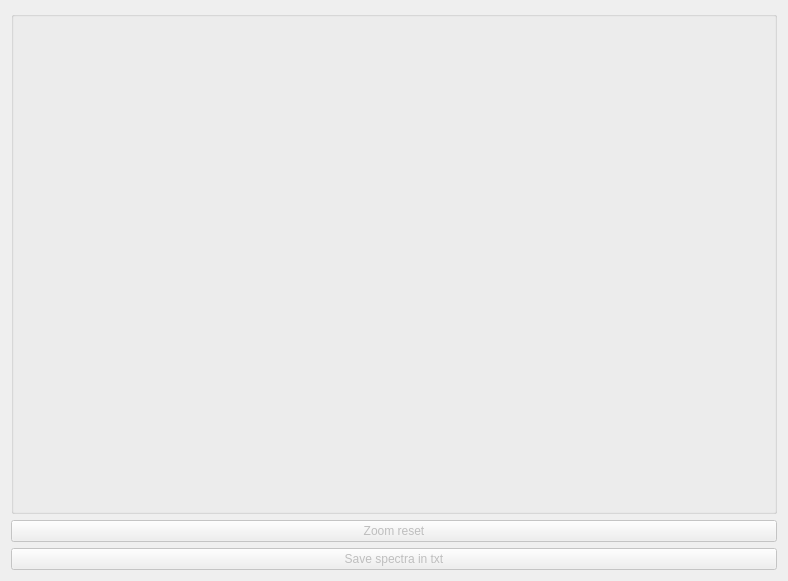
The window that astrocabtools/mrs_subviz/src/ui/spectrumVisualization.ui (AlejandroGorgues/AstroCabTools) describes before a commit, drawn with Qt 5.
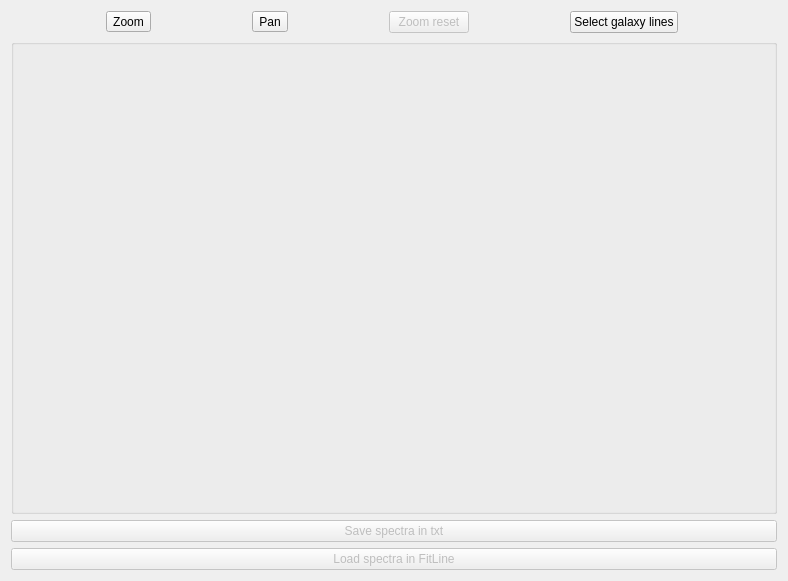
The same window after the commit.

```diff
--- a/astrocabtools/mrs_subviz/src/ui/spectrumVisualization.ui
+++ b/astrocabtools/mrs_subviz/src/ui/spectrumVisualization.ui
@@ -16,7 +16,30 @@
   <layout class="QGridLayout" name="gridLayout_2">
    <item row="0" column="0">
     <layout class="QGridLayout" name="gridLayout">
-     <item row="0" column="0" colspan="2">
+     <item row="5" column="0" colspan="2">
+      <widget class="QPushButton" name="saveButton">
+       <property name="enabled">
+        <bool>false</bool>
+       </property>
+       <property name="focusPolicy">
+        <enum>Qt::NoFocus</enum>
+       </property>
+       <property name="text">
+        <string>Save spectra in txt</string>
+       </property>
+      </widget>
+     </item>
+     <item row="6" column="0" colspan="2">
+      <widget class="QPushButton" name="loadButton">
+       <property name="enabled">
+        <bool>false</bool>
+       </property>
+       <property name="text">
+        <string>Load spectra in FitLine</string>
+       </property>
+      </widget>
+     </item>
+     <item row="1" column="0" colspan="2">
       <widget class="QGroupBox" name="groupBox">
        <property name="title">
         <string/>
@@ -28,24 +51,60 @@
        </layout>
       </widget>
      </item>
-     <item row="4" column="0" colspan="2">
-      <widget class="QPushButton" name="saveButton">
-       <property name="enabled">
+     <item row="0" column="0" colspan="2">
+      <layout class="QHBoxLayout" name="horizontalLayout_2">
+       <property name="sizeConstraint">
+        <enum>QLayout::SetFixedSize</enum>
+       </property>
+       <item>
+        <widget class="QToolButton" name="zoomButton">
+         <property name="sizePolicy">
+          <sizepolicy hsizetype="Fixed" vsizetype="Fixed">
+           <horstretch>0</horstretch>
+           <verstretch>0</verstretch>
+          </sizepolicy>
+         </property>
+         <property name="text">
+          <string>Zoom</string>
+         </property>
+         <property name="checkable">
         <bool>false</bool>
        </property>
-       <property name="focusPolicy">
-        <enum>Qt::NoFocus</enum>
-       </property>
+         <property name="toolButtonStyle">
+          <enum>Qt::ToolButtonTextOnly</enum>
+         </property>
+        </widget>
+       </item>
+       <item>
+        <widget class="QToolButton" name="panButton">
+         <property name="sizePolicy">
+          <sizepolicy hsizetype="Fixed" vsizetype="Fixed">
+           <horstretch>0</horstretch>
+           <verstretch>0</verstretch>
+          </sizepolicy>
+         </property>
        <property name="text">
-        <string>Save spectra in txt</string>
-       </property>
-      </widget>
-     </item>
-     <item row="1" column="0" colspan="2">
+          <string>Pan</string>
+         </property>
+         <property name="checkable">
+          <bool>false</bool>
+         </property>
+         <property name="toolButtonStyle">
+          <enum>Qt::ToolButtonTextOnly</enum>
+         </property>
+        </widget>
+       </item>
+       <item>
       <widget class="QPushButton" name="zoomResetButton">
        <property name="enabled">
         <bool>false</bool>
        </property>
+         <property name="sizePolicy">
+          <sizepolicy hsizetype="Fixed" vsizetype="Fixed">
+           <horstretch>0</horstretch>
+           <verstretch>0</verstretch>
+          </sizepolicy>
+         </property>
        <property name="focusPolicy">
         <enum>Qt::NoFocus</enum>
        </property>
@@ -53,6 +112,21 @@
         <string>Zoom reset</string>
        </property>
       </widget>
+       </item>
+       <item>
+        <widget class="QPushButton" name="selectLinesButton">
+         <property name="sizePolicy">
+          <sizepolicy hsizetype="Fixed" vsizetype="Fixed">
+           <horstretch>0</horstretch>
+           <verstretch>0</verstretch>
+          </sizepolicy>
+         </property>
+         <property name="text">
+          <string>Select galaxy lines</string>
+         </property>
+        </widget>
+       </item>
+      </layout>
      </item>
     </layout>
    </item>
```
Lines whose indentation alone changed are shown as unchanged.
